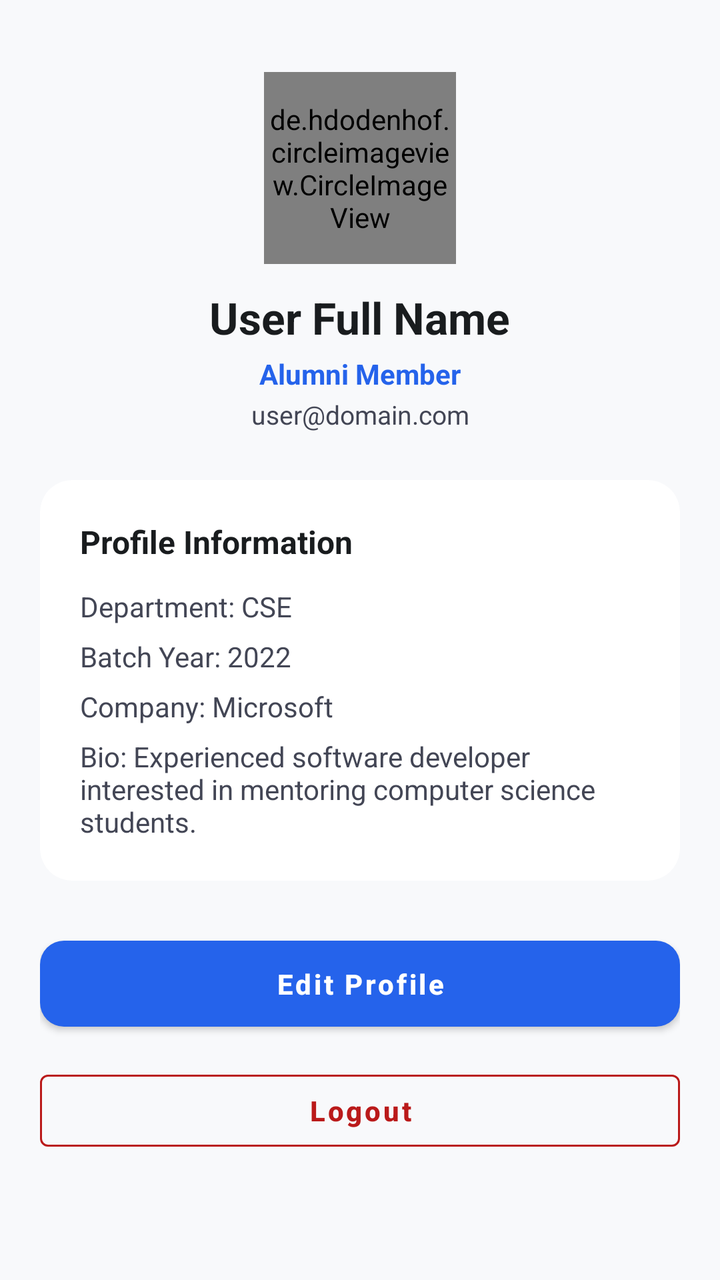
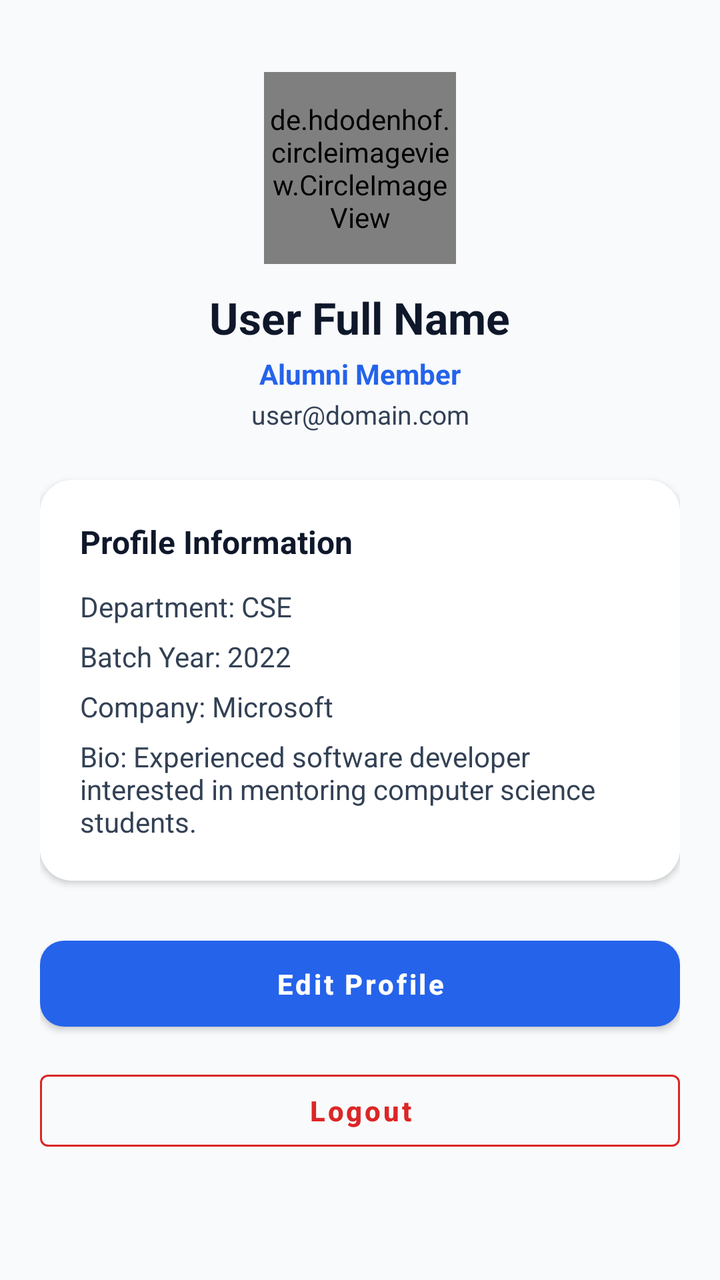

Before-and-after screenshots of an Android layout around one commit, followed by the original layout XML and the change that was made.
<!-- AndroidManifest.xml: application theme Theme.AlumniConnect -->
<!-- res/layout/fragment_profile.xml -->
<?xml version="1.0" encoding="utf-8"?>
<ScrollView xmlns:android="http://schemas.android.com/apk/res/android"
    xmlns:app="http://schemas.android.com/apk/res-auto"
    android:layout_width="match_parent"
    android:layout_height="match_parent"
    android:fillViewport="true"
    android:background="@color/background">

    <androidx.constraintlayout.widget.ConstraintLayout
        android:layout_width="match_parent"
        android:layout_height="wrap_content"
        android:padding="20dp">

        <de.hdodenhof.circleimageview.CircleImageView
            android:id="@+id/civAvatar"
            android:layout_width="96dp"
            android:layout_height="96dp"
            android:layout_marginTop="16dp"
            android:src="@drawable/ic_profile"
            app:civ_border_width="2dp"
            app:civ_border_color="@color/primary"
            app:layout_constraintEnd_toEndOf="parent"
            app:layout_constraintStart_toStartOf="parent"
            app:layout_constraintTop_toTopOf="parent" />

        <TextView
            android:id="@+id/tvProfileName"
            android:layout_width="wrap_content"
            android:layout_height="wrap_content"
            android:layout_marginTop="12dp"
            android:text="User Full Name"
            android:textColor="@color/on_background"
            android:textSize="22sp"
            android:textStyle="bold"
            app:layout_constraintEnd_toEndOf="parent"
            app:layout_constraintStart_toStartOf="parent"
            app:layout_constraintTop_toBottomOf="@id/civAvatar" />

        <TextView
            android:id="@+id/tvProfileRole"
            android:layout_width="wrap_content"
            android:layout_height="wrap_content"
            android:layout_marginTop="4dp"
            android:text="Alumni Member"
            android:textColor="@color/primary"
            android:textSize="14sp"
            android:textStyle="bold"
            app:layout_constraintEnd_toEndOf="parent"
            app:layout_constraintStart_toStartOf="parent"
            app:layout_constraintTop_toBottomOf="@id/tvProfileName" />

        <TextView
            android:id="@+id/tvProfileEmail"
            android:layout_width="wrap_content"
            android:layout_height="wrap_content"
            android:layout_marginTop="2dp"
            android:text="user@domain.com"
            android:textColor="@color/on_surface_variant"
            android:textSize="13sp"
            app:layout_constraintEnd_toEndOf="parent"
            app:layout_constraintStart_toStartOf="parent"
            app:layout_constraintTop_toBottomOf="@id/tvProfileRole" />

        
        <androidx.cardview.widget.CardView
            android:id="@+id/cvDetailsCard"
            android:layout_width="match_parent"
            android:layout_height="wrap_content"
            android:layout_marginTop="24dp"
            app:cardCornerRadius="16dp"
            app:cardElevation="1dp"
            app:layout_constraintTop_toBottomOf="@id/tvProfileEmail">

            <LinearLayout
                android:layout_width="match_parent"
                android:layout_height="wrap_content"
                android:orientation="vertical"
                android:padding="20dp">

                <TextView
                    android:layout_width="wrap_content"
                    android:layout_height="wrap_content"
                    android:text="Profile Information"
                    android:textColor="@color/on_surface"
                    android:textSize="16sp"
                    android:textStyle="bold" />

                <TextView
                    android:id="@+id/tvDeptLabel"
                    android:layout_width="wrap_content"
                    android:layout_height="wrap_content"
                    android:layout_marginTop="12dp"
                    android:text="Department: CSE"
                    android:textColor="@color/on_surface_variant"
                    android:textSize="14sp" />

                <TextView
                    android:id="@+id/tvYearLabel"
                    android:layout_width="wrap_content"
                    android:layout_height="wrap_content"
                    android:layout_marginTop="6dp"
                    android:text="Batch Year: 2022"
                    android:textColor="@color/on_surface_variant"
                    android:textSize="14sp" />

                <TextView
                    android:id="@+id/tvCompanyLabel"
                    android:layout_width="wrap_content"
                    android:layout_height="wrap_content"
                    android:layout_marginTop="6dp"
                    android:text="Company: Microsoft"
                    android:textColor="@color/on_surface_variant"
                    android:textSize="14sp" />

                <TextView
                    android:id="@+id/tvBioLabel"
                    android:layout_width="wrap_content"
                    android:layout_height="wrap_content"
                    android:layout_marginTop="6dp"
                    android:text="Bio: Experienced software developer interested in mentoring computer science students."
                    android:textColor="@color/on_surface_variant"
                    android:textSize="14sp" />
            </LinearLayout>
        </androidx.cardview.widget.CardView>

        <Button
            android:id="@+id/btnEditProfile"
            style="@style/Widget.AlumniConnect.Button"
            android:layout_width="match_parent"
            android:layout_height="wrap_content"
            android:layout_marginTop="24dp"
            android:text="Edit Profile"
            app:layout_constraintTop_toBottomOf="@id/cvDetailsCard" />

        <Button
            android:id="@+id/btnLogout"
            style="@style/Widget.MaterialComponents.Button.OutlinedButton"
            android:layout_width="match_parent"
            android:layout_height="wrap_content"
            android:layout_marginTop="12dp"
            android:text="@string/nav_logout"
            android:textColor="@color/error"
            app:strokeColor="@color/error"
            app:layout_constraintTop_toBottomOf="@id/btnEditProfile" />

    </androidx.constraintlayout.widget.ConstraintLayout>
</ScrollView>
<!-- resources referenced by this layout -->
<resources>
  <color name="background">#F8F9FB</color>
  <color name="error">#BA1A1A</color>
  <color name="on_background">#191C1E</color>
  <color name="on_surface">#191C1E</color>
  <color name="on_surface_variant">#434655</color>
  <color name="primary">#2563EB</color>
  <!-- drawable ic_profile (drawable) -->
  <vector xmlns:android="http://schemas.android.com/apk/res/android"
      android:width="24dp"
      android:height="24dp"
      android:viewportWidth="24"
      android:viewportHeight="24">
    <path
        android:fillColor="#FF000000"
        android:pathData="M12,12c2.21,0 4,-1.79 4,-4s-1.79,-4 -4,-4 -4,1.79 -4,4 1.79,4 4,4zm0,2c-2.67,0 -8,1.34 -8,4v2h16v-2c0,-2.66 -5.33,-4 -8,-4z"/>
  </vector>
  <string name="nav_logout">Logout</string>
  <style name="Widget.AlumniConnect.Button" parent="Widget.MaterialComponents.Button">
          <item name="cornerRadius">12dp</item>
          <item name="android:paddingTop">12dp</item>
          <item name="android:paddingBottom">12dp</item>
          <item name="android:textAllCaps">false</item>
          <item name="android:textStyle">bold</item>
      </style>
  <style name="Theme.AlumniConnect" parent="Theme.MaterialComponents.DayNight.NoActionBar">
          
          <item name="colorPrimary">@color/primary</item>
          <item name="colorPrimaryVariant">@color/primary_variant</item>
          <item name="colorOnPrimary">@color/on_primary</item>
          
          
          <item name="colorSecondary">@color/secondary</item>
          <item name="colorSecondaryVariant">@color/secondary_variant</item>
          <item name="colorOnSecondary">@color/on_secondary</item>
          
          
          <item name="android:statusBarColor">@color/primary</item>
          <item name="android:windowLightStatusBar">false</item>
          
          
          <item name="android:windowBackground">@color/background</item>
          <item name="colorSurface">@color/surface</item>
          <item name="colorOnSurface">@color/on_surface</item>
  
          
          <item name="materialButtonStyle">@style/Widget.AlumniConnect.Button</item>
          <item name="textInputStyle">@style/Widget.AlumniConnect.TextInputLayout</item>
      </style>
  <color name="primary_variant">#004AC6</color>
  <color name="on_primary">#FFFFFF</color>
  <color name="secondary">#505F76</color>
  <color name="secondary_variant">#38485D</color>
  <color name="on_secondary">#FFFFFF</color>
  <color name="surface">#FFFFFF</color>
  <style name="Widget.AlumniConnect.TextInputLayout" parent="Widget.MaterialComponents.TextInputLayout.OutlinedBox">
          <item name="boxCornerRadiusTopStart">12dp</item>
          <item name="boxCornerRadiusTopEnd">12dp</item>
          <item name="boxCornerRadiusBottomStart">12dp</item>
          <item name="boxCornerRadiusBottomEnd">12dp</item>
          <item name="boxStrokeColor">@color/primary</item>
      </style>
</resources>

<!-- the commit's change to res/layout/fragment_profile.xml (unified diff, before → after) -->
@@ -67,21 +67,24 @@
             android:layout_width="match_parent"
             android:layout_height="wrap_content"
             android:layout_marginTop="24dp"
+            app:cardBackgroundColor="@color/surface"
+            android:backgroundTint="@color/surface"
             app:cardCornerRadius="16dp"
-            app:cardElevation="1dp"
+            app:cardElevation="2dp"
             app:layout_constraintTop_toBottomOf="@id/tvProfileEmail">
 
             <LinearLayout
                 android:layout_width="match_parent"
                 android:layout_height="wrap_content"
                 android:orientation="vertical"
-                android:padding="20dp">
+                android:padding="20dp"
+                android:background="@color/surface">
 
                 <TextView
                     android:layout_width="wrap_content"
                     android:layout_height="wrap_content"
                     android:text="Profile Information"
-                    android:textColor="@color/on_surface"
+                    android:textColor="#0F172A"
                     android:textSize="16sp"
                     android:textStyle="bold" />
 
@@ -91,7 +94,7 @@
                     android:layout_height="wrap_content"
                     android:layout_marginTop="12dp"
                     android:text="Department: CSE"
-                    android:textColor="@color/on_surface_variant"
+                    android:textColor="#334155"
                     android:textSize="14sp" />
 
                 <TextView
@@ -100,7 +103,7 @@
                     android:layout_height="wrap_content"
                     android:layout_marginTop="6dp"
                     android:text="Batch Year: 2022"
-                    android:textColor="@color/on_surface_variant"
+                    android:textColor="#334155"
                     android:textSize="14sp" />
 
                 <TextView
@@ -109,7 +112,7 @@
                     android:layout_height="wrap_content"
                     android:layout_marginTop="6dp"
                     android:text="Company: Microsoft"
-                    android:textColor="@color/on_surface_variant"
+                    android:textColor="#334155"
                     android:textSize="14sp" />
 
                 <TextView
@@ -118,7 +121,7 @@
                     android:layout_height="wrap_content"
                     android:layout_marginTop="6dp"
                     android:text="Bio: Experienced software developer interested in mentoring computer science students."
-                    android:textColor="@color/on_surface_variant"
+                    android:textColor="#334155"
                     android:textSize="14sp" />
             </LinearLayout>
         </androidx.cardview.widget.CardView>
<!-- resource entries referenced after the edit -->
@@ -1,10 +1,12 @@
 <!-- resources referenced by this layout -->
 <resources>
-  <color name="background">#F8F9FB</color>
-  <color name="error">#BA1A1A</color>
-  <color name="on_background">#191C1E</color>
-  <color name="on_surface">#191C1E</color>
-  <color name="on_surface_variant">#434655</color>
+  <color name="background">#F8FAFC</color>
+  <color name="error">#DC2626</color>
+  <color name="on_background">#0F172A</color>
+  <color name="on_surface">#1E293B</color>
+  <color name="input_text">#0F172A</color>
+  <color name="input_hint">#64748B</color>
+  <color name="on_surface_variant">#334155</color>
   <color name="primary">#2563EB</color>
   <!-- drawable ic_profile (drawable) -->
   <vector xmlns:android="http://schemas.android.com/apk/res/android"
@@ -24,7 +26,7 @@
           <item name="android:textAllCaps">false</item>
           <item name="android:textStyle">bold</item>
       </style>
-  <style name="Theme.AlumniConnect" parent="Theme.MaterialComponents.DayNight.NoActionBar">
+  <style name="Theme.AlumniConnect" parent="Theme.MaterialComponents.Light.NoActionBar">
           
           <item name="colorPrimary">@color/primary</item>
           <item name="colorPrimaryVariant">@color/primary_variant</item>
@@ -43,15 +45,25 @@
           <item name="android:windowBackground">@color/background</item>
           <item name="colorSurface">@color/surface</item>
           <item name="colorOnSurface">@color/on_surface</item>
+          <item name="android:textColor">@color/on_background</item>
+          <item name="android:textColorPrimary">@color/on_background</item>
+          <item name="android:textColorSecondary">@color/on_surface_variant</item>
+  
+          
+          <item name="editTextColor">@color/input_text</item>
+          <item name="android:textColorHint">@color/input_hint</item>
+  
+          
+          <item name="cardBackgroundColor">@color/surface</item>
   
           
           <item name="materialButtonStyle">@style/Widget.AlumniConnect.Button</item>
           <item name="textInputStyle">@style/Widget.AlumniConnect.TextInputLayout</item>
       </style>
-  <color name="primary_variant">#004AC6</color>
+  <color name="primary_variant">#1D4ED8</color>
   <color name="on_primary">#FFFFFF</color>
-  <color name="secondary">#505F76</color>
-  <color name="secondary_variant">#38485D</color>
+  <color name="secondary">#475569</color>
+  <color name="secondary_variant">#334155</color>
   <color name="on_secondary">#FFFFFF</color>
   <color name="surface">#FFFFFF</color>
   <style name="Widget.AlumniConnect.TextInputLayout" parent="Widget.MaterialComponents.TextInputLayout.OutlinedBox">
@@ -60,6 +72,9 @@
           <item name="boxCornerRadiusBottomStart">12dp</item>
           <item name="boxCornerRadiusBottomEnd">12dp</item>
           <item name="boxStrokeColor">@color/primary</item>
+          <item name="boxBackgroundColor">@color/surface</item>
+          <item name="hintTextColor">@color/primary</item>
+          <item name="android:textColorHint">@color/input_hint</item>
       </style>
 </resources>
 
